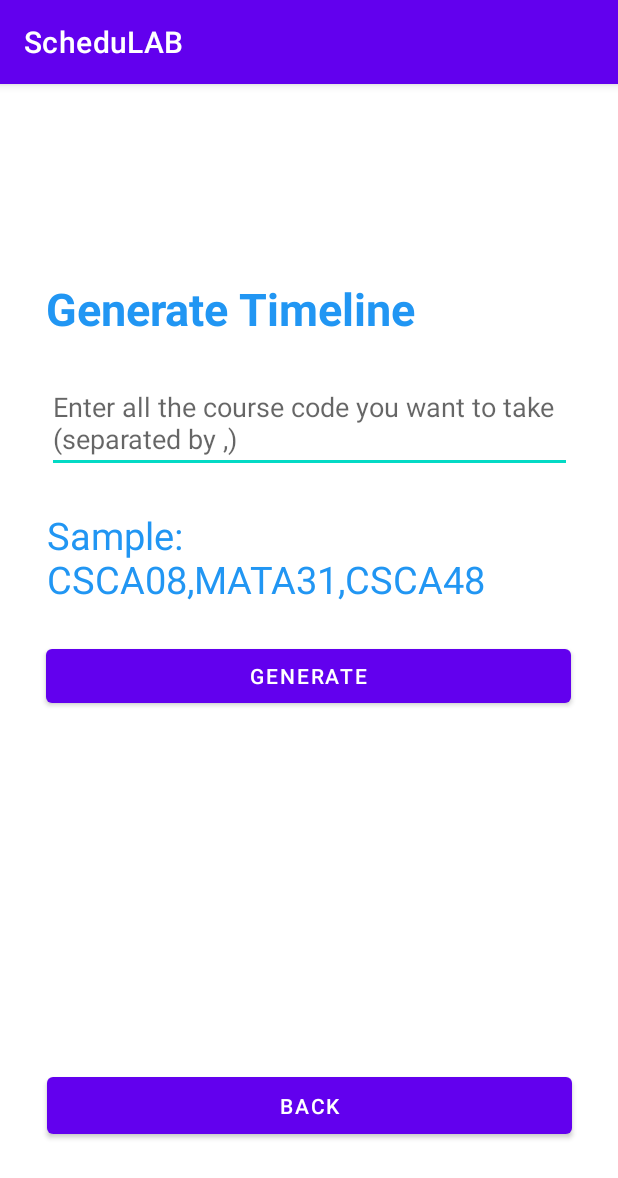
After one commit to Nafizul02/ASProject, an Android app: the RequestTimeline screen opened directly, with no data from a screen before it, on a phone screen of 412 x 824 dp. The commit adds this screen. Shown: the top 1178 px of the screen. Run offline under Robolectric (Android 15) with nearby library versions, the phone set to English and light mode, and no system bars; our stand-ins replace Firebase (no records; nobody signed in at launch, a user with empty details on screens opened directly).

Commit message:
Commit my work

```diff
--- a/app/build.gradle
+++ b/app/build.gradle
@@ -1,5 +1,6 @@
 plugins {
     id 'com.android.application'
+    id 'com.google.gms.google-services'
 }
 
 android {
@@ -38,6 +39,8 @@ dependencies {
     implementation 'androidx.constraintlayout:constraintlayout:2.1.4'
     implementation 'androidx.navigation:navigation-fragment:2.5.3'
     implementation 'androidx.navigation:navigation-ui:2.5.3'
+    implementation 'com.google.firebase:firebase-database:20.1.0'
+    implementation 'com.google.firebase:firebase-auth:21.1.0'
     testImplementation 'junit:junit:4.13.2'
     androidTestImplementation 'androidx.test.ext:junit:1.1.4'
     androidTestImplementation 'androidx.test.espresso:espresso-core:3.5.0'
--- a/app/src/main/java/com/example/schedulab/FirstFragment.java
+++ b/app/src/main/java/com/example/schedulab/FirstFragment.java
@@ -44,4 +44,6 @@ public class FirstFragment extends Fragment {
         binding = null;
     }
 
+
+
 }
--- /dev/null
+++ b/app/src/main/res/layout/activity_request_timeline.xml
@@ -0,0 +1,82 @@
+<?xml version="1.0" encoding="utf-8"?>
+<androidx.constraintlayout.widget.ConstraintLayout xmlns:android="http://schemas.android.com/apk/res/android"
+    xmlns:app="http://schemas.android.com/apk/res-auto"
+    xmlns:tools="http://schemas.android.com/tools"
+    android:layout_width="match_parent"
+    android:layout_height="match_parent"
+    tools:context=".RequestTimeline">
+
+    <TextView
+        android:id="@+id/textView"
+        android:layout_width="350sp"
+        android:layout_height="50sp"
+        android:text="@string/Generate_Timeline"
+        android:textColor="#2196F3"
+        android:textSize="30sp"
+        android:textStyle="bold"
+        app:layout_constraintBottom_toBottomOf="parent"
+        app:layout_constraintEnd_toEndOf="parent"
+        app:layout_constraintHorizontal_bias="0.491"
+        app:layout_constraintStart_toStartOf="parent"
+        app:layout_constraintTop_toTopOf="parent"
+        app:layout_constraintVertical_bias="0.18" />
+
+    <Button
+        android:id="@+id/Generate"
+        android:layout_width="350dp"
+        android:layout_height="wrap_content"
+        android:onClick="Generate"
+        android:text="@string/Generate"
+        app:layout_constraintBottom_toBottomOf="parent"
+        app:layout_constraintEnd_toEndOf="parent"
+        app:layout_constraintHorizontal_bias="0.491"
+        app:layout_constraintStart_toStartOf="parent"
+        app:layout_constraintTop_toTopOf="parent"
+        app:layout_constraintVertical_bias="0.515"
+        tools:ignore="TextContrastCheck" />
+
+    <Button
+        android:id="@+id/back"
+        android:layout_width="350dp"
+        android:layout_height="50dp"
+        android:onClick="Back"
+        android:text="@string/Back"
+        app:layout_constraintBottom_toBottomOf="parent"
+        app:layout_constraintEnd_toEndOf="parent"
+        app:layout_constraintHorizontal_bias="0.508"
+        app:layout_constraintStart_toStartOf="parent"
+        app:layout_constraintTop_toTopOf="@+id/textView"
+        app:layout_constraintVertical_bias="0.895"
+        tools:ignore="TextContrastCheck" />
+
+    <EditText
+        android:id="@+id/CourseG"
+        android:layout_width="350dp"
+        android:layout_height="wrap_content"
+        android:ems="10"
+        android:hint="@string/Enter_All_The_Course_Code"
+        android:inputType=""
+        android:minHeight="48dp"
+        app:layout_constraintBottom_toBottomOf="parent"
+        app:layout_constraintEnd_toEndOf="parent"
+        app:layout_constraintHorizontal_bias="0.508"
+        app:layout_constraintStart_toStartOf="parent"
+        app:layout_constraintTop_toBottomOf="@+id/textView"
+        app:layout_constraintVertical_bias="0.025" />
+
+
+    <TextView
+        android:id="@+id/example"
+        android:layout_width="350sp"
+        android:layout_height="70sp"
+        android:text="@string/Example"
+        android:textColor="#2196F3"
+        android:textSize="25sp"
+        app:layout_constraintBottom_toBottomOf="parent"
+        app:layout_constraintEnd_toEndOf="parent"
+        app:layout_constraintHorizontal_bias="0.508"
+        app:layout_constraintStart_toStartOf="parent"
+        app:layout_constraintTop_toTopOf="parent"
+        app:layout_constraintVertical_bias="0.406" />
+
+</androidx.constraintlayout.widget.ConstraintLayout>
--- a/app/src/main/res/values/strings.xml
+++ b/app/src/main/res/values/strings.xml
@@ -9,4 +9,16 @@
 
     <string name="hello_first_fragment">Hello first fragment</string>
     <string name="hello_second_fragment">Hello second fragment. Arg: %1$s</string>
+
+
+    <string name="Enter_The_Course_Code">Enter The Course Code</string>
+    <string name="Add">Add </string>
+    <string name="Add_Course">Add Courses </string>
+    <string name="Back">Back</string>
+
+    <string name="Generate_Timeline">Generate Timeline</string>
+    <string name="Generate">Generate</string>
+    <string name="Enter_All_The_Course_Code">Enter all the course code you want to take (separated by ",")</string>
+
+    <string name="Example">Sample: CSCA08,MATA31,CSCA48 </string>
 </resources>
--- a/build.gradle
+++ b/build.gradle
@@ -1,4 +1,8 @@
-// Top-level build file where you can add configuration options common to all sub-projects/modules.
+buildscript {
+    dependencies {
+        classpath 'com.google.gms:google-services:4.3.14'
+    }
+}// Top-level build file where you can add configuration options common to all sub-projects/modules.
 plugins {
     id 'com.android.application' version '7.3.1' apply false
     id 'com.android.library' version '7.3.1' apply false
```
Also changed, not shown: app/src/main/AndroidManifest.xml (+21 -0 lines), app/src/main/java/com/example/schedulab/AddCourse.java (added, +117 -0 lines), app/src/main/java/com/example/schedulab/AddCourseModel.java (added, +125 -0 lines), app/src/main/java/com/example/schedulab/Course.java (added, +20 -0 lines), app/src/main/java/com/example/schedulab/MainActivity.java (+10 -0 lines), app/src/main/java/com/example/schedulab/RequestTimeline.java (added, +135 -0 lines), app/src/main/java/com/example/schedulab/User.java (added, +21 -0 lines), app/src/main/java/com/example/schedulab/sample.java (added, +20 -0 lines), app/src/main/res/layout/activity_add_course.xml (added, +67 -0 lines), app/src/main/res/layout/activity_main.xml (+25 -0 lines), app/src/main/res/layout/activity_sample.xml (added, +9 -0 lines), app/src/main/res/layout/fragment_first.xml (+25 -0 lines), 1 other file.
